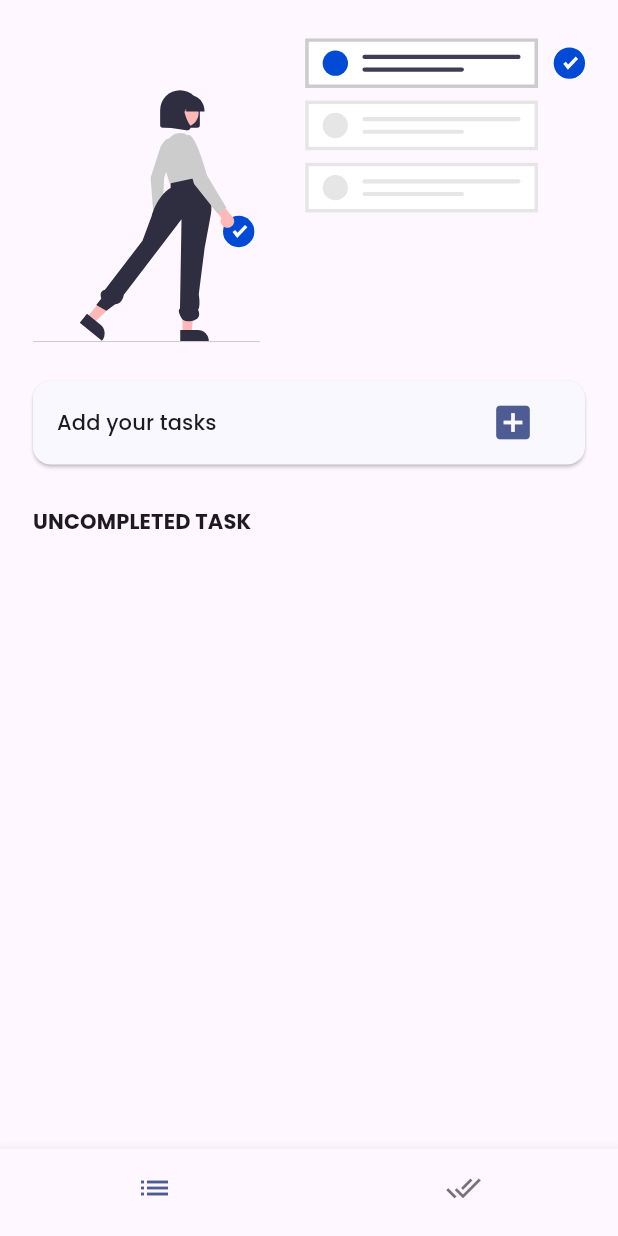
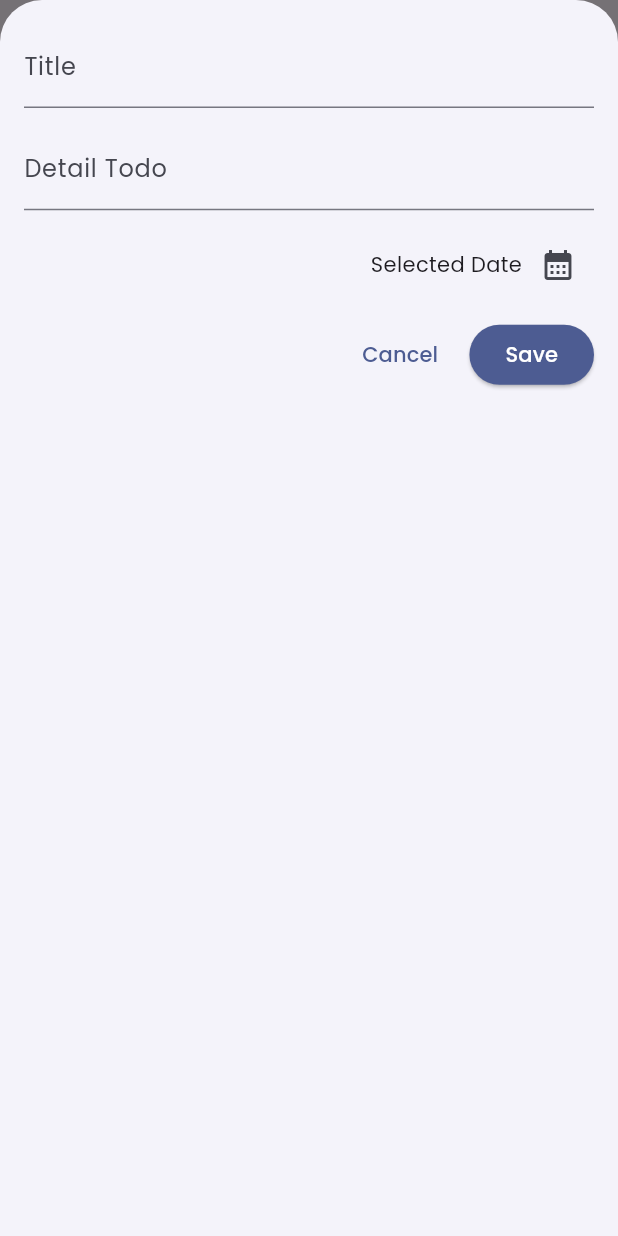
Before and after one commit to amyrmdhn/moka_todo_list, a Flutter app: the screen it shows after launch, after a tap on the "add box" icon, on a phone screen of 412 x 824 dp. Run offline on Flutter 3.47's test engine with Material 3 defaults, Android fonts, the phone set to English and light mode, and no system bars; our stand-ins replace flutter_riverpod, flutter_svg, google_fonts.

Commit message:
Add 'remove&add' functionality for uncompleted completed todo with Riverpod 2.0.

```diff
--- a/lib/models/todo.dart
+++ b/lib/models/todo.dart
@@ -1,10 +1,13 @@
+import 'package:uuid/uuid.dart';
+
+const uuid = Uuid();
+
 class Todo {
   Todo({
-    required this.id,
     required this.title,
     required this.detail,
     required this.date,
-  });
+  }) : id = uuid.v4();
 
   final String id;
   final String title;
--- a/lib/providers/todos_provider.dart
+++ b/lib/providers/todos_provider.dart
@@ -14,7 +14,24 @@ class UncompletedTodoNotifier extends StateNotifier<List<Todo>> {
   }
 }
 
-final ucompletedTodoProvider =
+class CompletedTodoNotifier extends StateNotifier<List<Todo>> {
+  CompletedTodoNotifier() : super([]);
+
+  void markAsCompletedTodo(Todo todo) {
+    state = [todo, ...state];
+  }
+
+  void markAsNotCompletedTodo(Todo todo) {
+    state = state.where((e) => e != todo).toList();
+  }
+}
+
+final uncompletedTodoProvider =
     StateNotifierProvider<UncompletedTodoNotifier, List<Todo>>(
   (ref) => UncompletedTodoNotifier(),
 );
+
+final completedTodoProvider =
+    StateNotifierProvider<CompletedTodoNotifier, List<Todo>>(
+  (ref) => CompletedTodoNotifier(),
+);
--- a/lib/screens/tabs_screen.dart
+++ b/lib/screens/tabs_screen.dart
@@ -1,11 +1,12 @@
 import 'package:flutter/material.dart';
 import 'package:flutter_riverpod/flutter_riverpod.dart';
 
+import '../providers/todos_provider.dart';
 import '../size_config.dart';
 import '../models/todo.dart';
-import '../providers/todos_provider.dart';
 import '../screens/completed_task.dart';
 import '../screens/uncompleted_task.dart';
+import '../widgets/new_todo.dart';
 
 class TabsScreen extends ConsumerStatefulWidget {
   const TabsScreen({super.key});
@@ -16,26 +17,6 @@ class TabsScreen extends ConsumerStatefulWidget {
 
 class _TabsScreenState extends ConsumerState<TabsScreen> {
   var _selectedPageIndex = 0;
-  final _uncompletedTodos = [
-    Todo(
-      id: '1',
-      title: 'Learning Flutter',
-      detail: 'Always Learning',
-      date: DateTime.now(),
-    ),
-    Todo(
-      id: '2',
-      title: 'Learning JavaScript',
-      detail: 'Always Learning',
-      date: DateTime.now(),
-    ),
-    Todo(
-      id: '3',
-      title: 'Learning Python',
-      detail: 'Always Learning',
-      date: DateTime.now(),
-    ),
-  ];
 
   void _selectPage(int index) {
     setState(() {
@@ -46,12 +27,11 @@ class _TabsScreenState extends ConsumerState<TabsScreen> {
   @override
   Widget build(BuildContext context) {
     SizeConfig().init(context);
-    final uncompletedTodo = ref.watch(ucompletedTodoProvider);
 
-    Widget activeScreen = UncompletedTodoScreen(todos: uncompletedTodo);
+    Widget activeScreen = const UncompletedTodoScreen();
 
     if (_selectedPageIndex == 1) {
-      activeScreen = CompletedTodoScreen(completedTodos: _uncompletedTodos);
+      activeScreen = const CompletedTodoScreen();
     }
 
     return Scaffold(
--- a/lib/screens/uncompleted_task.dart
+++ b/lib/screens/uncompleted_task.dart
@@ -1,37 +1,32 @@
 import 'package:flutter/material.dart';
+import 'package:flutter_riverpod/flutter_riverpod.dart';
 
-import 'package:moka_todo_list/widgets/todo_item.dart';
+import '../size_config.dart';
 
-import '../models/todo.dart';
-import '../size_config.dart';
+import '../providers/todos_provider.dart';
 import '../widgets/header_image.dart';
+import '../widgets/new_todo.dart';
+import '../widgets/todo_item.dart';
 import '../widgets/title_section.dart';
 
-class UncompletedTodoScreen extends StatefulWidget {
+class UncompletedTodoScreen extends ConsumerWidget {
   const UncompletedTodoScreen({
     super.key,
-    required this.todos,
   });
 
-  final List<Todo> todos;
-
-  @override
-  State<UncompletedTodoScreen> createState() => _UncompletedTodoScreenState();
-}
-
-class _UncompletedTodoScreenState extends State<UncompletedTodoScreen> {
-  final _titleController = TextEditingController();
-  final _detailController = TextEditingController();
-
-  @override
-  void dispose() {
-    super.dispose();
-    _titleController.dispose();
-    _detailController.dispose();
+  void _openAddTodoOverlay(BuildContext context) {
+    showModalBottomSheet(
+      context: context,
+      builder: (context) => const NewTodo(),
+      isScrollControlled: true,
+      useSafeArea: true,
+    );
   }
 
   @override
-  Widget build(BuildContext context) {
+  Widget build(BuildContext context, WidgetRef ref) {
+    var uncompletedTodos = ref.watch(uncompletedTodoProvider);
+
     return SafeArea(
       child: Padding(
         padding: EdgeInsets.symmetric(
@@ -43,7 +38,7 @@ class _UncompletedTodoScreenState extends State<UncompletedTodoScreen> {
             const HeaderImage(
               path: 'assets/images/header_uncompleted_task.svg',
             ),
-            buttonAddTodo(context),
+            buttonAddTodo(context, _openAddTodoOverlay),
             const SizedBox(height: 28.0),
             const TitleSection(text: 'UNCOMPLETED TASK'),
             const SizedBox(height: 12.0),
@@ -53,11 +48,19 @@ class _UncompletedTodoScreenState extends State<UncompletedTodoScreen> {
               width: double.infinity,
               child: ListView(
                 children: [
-                  for (final todo in widget.todos)
+                  for (final todo in uncompletedTodos)
                     TodoItem(
+                      isCompleted: false,
                       todo: todo,
                       onLongPress: () {},
-                      onTap: () {},
+                      onTap: () {
+                        ref
+                            .read(uncompletedTodoProvider.notifier)
+                            .removeTodo(todo);
+                        ref
+                            .read(completedTodoProvider.notifier)
+                            .markAsCompletedTodo(todo);
+                      },
                     ),
                 ],
               ),
@@ -68,7 +71,8 @@ class _UncompletedTodoScreenState extends State<UncompletedTodoScreen> {
     );
   }
 
-  Card buttonAddTodo(BuildContext context) {
+  Card buttonAddTodo(
+      BuildContext context, void Function(BuildContext context) openAddTodo) {
     return Card(
       margin: EdgeInsets.zero,
       color: Theme.of(context).colorScheme.background,
@@ -82,7 +86,9 @@ class _UncompletedTodoScreenState extends State<UncompletedTodoScreen> {
           ),
         ),
         trailing: IconButton(
-          onPressed: () {},
+          onPressed: () {
+            openAddTodo(context);
+          },
           icon: Icon(
             Icons.add_box,
             color: colorScheme.primary,
--- a/lib/size_config.dart
+++ b/lib/size_config.dart
@@ -1,4 +1,7 @@
 import 'package:flutter/material.dart';
+import 'package:intl/intl.dart';
+
+final formatter = DateFormat.yMd();
 
 class SizeConfig {
   static late MediaQueryData _mediaQueryData;
--- /dev/null
+++ b/lib/widgets/new_todo.dart
@@ -0,0 +1,143 @@
+import 'package:flutter/material.dart';
+import 'package:flutter_riverpod/flutter_riverpod.dart';
+import 'package:moka_todo_list/providers/todos_provider.dart';
+
+import '../size_config.dart';
+
+import '../models/todo.dart';
+
+class NewTodo extends ConsumerStatefulWidget {
+  const NewTodo({
+    super.key,
+  });
+
+  @override
+  ConsumerState<NewTodo> createState() => _NewTodoState();
+}
+
+class _NewTodoState extends ConsumerState<NewTodo> {
+  final _titleController = TextEditingController();
+  final _detailController = TextEditingController();
+
+  DateTime? _selectedDate;
+
+  void _presentDatePicker() async {
+    final now = DateTime.now();
+    final firstDate = DateTime(now.year - 2, now.month, now.day);
+
+    var pickedDate = await showDatePicker(
+      context: context,
+      firstDate: firstDate,
+      lastDate: now,
+      initialDate: now,
+    );
+
+    setState(() {
+      _selectedDate = pickedDate;
+    });
+  }
+
+  void _submitTodo() {
+    if (_titleController.text.trim().isEmpty ||
+        _detailController.text.trim().isEmpty ||
+        _selectedDate == null) {
+      showDialog(
+        context: context,
+        builder: (context) => AlertDialog(
+          title: const Text('Input is invalid'),
+          content: const Text('Please make sure a valid input was entered.'),
+          actions: [
+            TextButton(
+              onPressed: () {
+                Navigator.pop(context);
+              },
+              child: const Text('OK'),
+            ),
+          ],
+        ),
+      );
+      return;
+    }
+
+    ref.read(uncompletedTodoProvider.notifier).addTodo(
+          Todo(
+            title: _titleController.text,
+            detail: _detailController.text,
+            date: _selectedDate!,
+          ),
+        );
+
+    Navigator.pop(context);
+  }
+
+  @override
+  void dispose() {
+    super.dispose();
+    _titleController.dispose();
+    _detailController.dispose();
+  }
+
+  @override
+  Widget build(BuildContext context) {
+    var isSelectedDate = _selectedDate == null
+        ? 'Selected Date'
+        : formatter.format(_selectedDate!);
+
+    final keyboardSize = MediaQuery.of(context).viewInsets.bottom;
+
+    return SizedBox(
+      height: double.infinity,
+      child: Padding(
+        padding: EdgeInsets.fromLTRB(16, 16, 16, keyboardSize + 16),
+        child: ListView(
+          children: [
+            TextField(
+              controller: _titleController,
+              decoration: const InputDecoration(labelText: 'Title'),
+            ),
+            SizedBox(height: getProportionateScreenHeight(12)),
+            TextField(
+              controller: _detailController,
+              decoration: const InputDecoration(labelText: 'Detail Todo'),
+            ),
+            SizedBox(height: getProportionateScreenHeight(12)),
+            Row(
+              mainAxisAlignment: MainAxisAlignment.end,
+              children: [
+                Text(isSelectedDate),
+                IconButton(
+                  onPressed: _presentDatePicker,
+                  icon: const Icon(Icons.calendar_month),
+                ),
+              ],
+            ),
+            SizedBox(height: getProportionateScreenHeight(12)),
+            Row(
+              mainAxisAlignment: MainAxisAlignment.end,
+              children: [
+                TextButton(
+                  onPressed: () {
+                    Navigator.pop(context);
+                  },
+                  style: TextButton.styleFrom(
+                      // foregroundColor: Theme.of(context).colorScheme.outline
+                      ),
+                  child: const Text('Cancel'),
+                ),
+                SizedBox(width: getProportionateScreenWidth(8)),
+                ElevatedButton(
+                  onPressed: _submitTodo,
+                  style: ElevatedButton.styleFrom(
+                    backgroundColor: colorScheme.primary,
+                    foregroundColor: colorScheme.onPrimary,
+                  ),
+                  child: const Text('Save'),
+                ),
+              ],
+            )
+          ],
+        ),
+      ),
+    );
+  }
+}
```
Also changed, not shown: lib/screens/completed_task.dart (+19 -9 lines), lib/widgets/todo_item.dart (+3 -6 lines), pubspec.yaml (+2 -6 lines), pubspec.lock.
